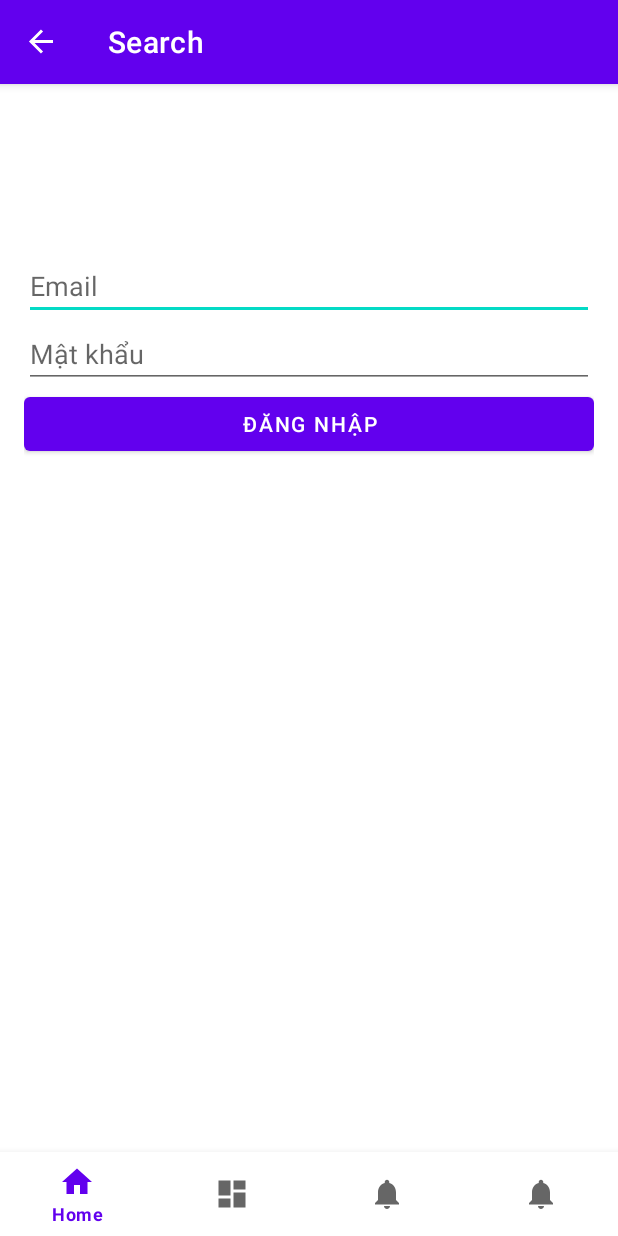
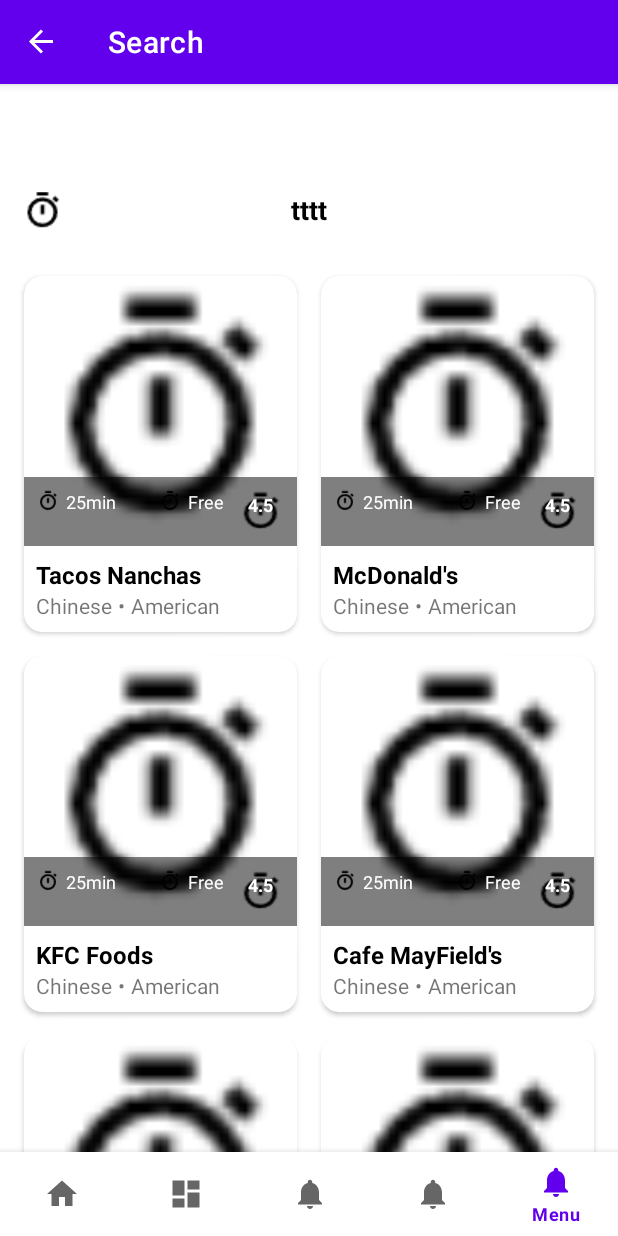
Before and after one commit to TranleLong/food_app, an Android app: the screen it shows after launch (MainActivity), on a phone screen of 412 x 824 dp. Run offline under Robolectric (Android 15) with nearby library versions, the phone set to English and light mode, and no system bars; our stand-ins replace navigation-ui.

Commit message:
pushhomnay123

```diff
--- a/app/build.gradle.kts
+++ b/app/build.gradle.kts
@@ -46,4 +46,7 @@ dependencies {
     testImplementation(libs.junit)
     androidTestImplementation(libs.ext.junit)
     androidTestImplementation(libs.espresso.core)
+    implementation ("androidx.recyclerview:recyclerview:1.2.1")
+    implementation ("androidx.cardview:cardview:1.0.0")
+    implementation ("com.google.android.material:material:1.4.0")
 }
--- /dev/null
+++ b/app/src/main/java/due/giuaky/food_app/RestaurantListFragment.java
@@ -0,0 +1,71 @@
+package due.giuaky.food_app;
+
+import android.os.Bundle;
+import android.view.LayoutInflater;
+import android.view.View;
+import android.view.ViewGroup;
+import android.widget.Toast;
+
+import androidx.annotation.NonNull;
+import androidx.annotation.Nullable;
+import androidx.fragment.app.Fragment;
+import androidx.recyclerview.widget.GridLayoutManager;
+import androidx.recyclerview.widget.RecyclerView;
+import due.giuaky.food_app.R;
+import due.giuaky.food_app.adapters.RestaurantAdapter;
+import com.example.delingon.model.Restaurant;
+
+import java.util.ArrayList;
+import java.util.List;
+
+public class RestaurantListFragment extends Fragment implements RestaurantAdapter.OnItemClickListener {
+
+    private RecyclerView rvRestaurants;
+    private RestaurantAdapter adapter;
+    private List<Restaurant> restaurantList;
+
+    @Nullable
+    @Override
+    public View onCreateView(@NonNull LayoutInflater inflater, @Nullable ViewGroup container, @Nullable Bundle savedInstanceState) {
+        View view = inflater.inflate(R.layout.fragment_restaurant_list, container, false);
+
+        rvRestaurants = view.findViewById(R.id.rvRestaurants);
+
+        // Khởi tạo danh sách nhà hàng
+        initRestaurantData();
+
+        // Thiết lập RecyclerView với GridLayoutManager 2 cột
+        GridLayoutManager layoutManager = new GridLayoutManager(getContext(), 2);
+        rvRestaurants.setLayoutManager(layoutManager);
+
+        // Thiết lập Adapter
+        adapter = new RestaurantAdapter(getContext(), restaurantList, this);
+        rvRestaurants.setAdapter(adapter);
+
+        return view;
+    }
+
+    private void initRestaurantData() {
+        restaurantList = new ArrayList<>();
+
+        // Thêm dữ liệu mẫu
+        restaurantList.add(new Restaurant("Tacos Nanchas", "Chinese", "American", "25min", "Free", 4.5f, R.drawable.watch));
+        restaurantList.add(new Restaurant("McDonald's", "Chinese", "American", "25min", "Free", 4.5f, R.drawable.watch));
+        restaurantList.add(new Restaurant("KFC Foods", "Chinese", "American", "25min", "Free", 4.5f, R.drawable.watch));
+        restaurantList.add(new Restaurant("Cafe MayField's", "Chinese", "American", "25min", "Free", 4.5f, R.drawable.watch));
+        restaurantList.add(new Restaurant("Burger King", "Chinese", "American", "25min", "Free", 4.5f, R.drawable.watch));
+        restaurantList.add(new Restaurant("Coffee House", "Chinese", "American", "25min", "Free", 4.5f, R.drawable.watch));
+        restaurantList.add(new Restaurant("Tacos Nanchas", "Chinese", "American", "25min", "Free", 4.5f, R.drawable.watch));
+        restaurantList.add(new Restaurant("McDonald's", "Chinese", "American", "25min", "Free", 4.5f, R.drawable.watch));
+        restaurantList.add(new Restaurant("KFC Foods", "Chinese", "American", "25min", "Free", 4.5f, R.drawable.watch));
+        restaurantList.add(new Restaurant("Cafe MayField's", "Chinese", "American", "25min", "Free", 4.5f, R.drawable.watch));
+        restaurantList.add(new Restaurant("Burger King", "Chinese", "American", "25min", "Free", 4.5f, R.drawable.watch));
+        restaurantList.add(new Restaurant("Coffee House", "Chinese", "American", "25min", "Free", 4.5f, R.drawable.watch));
+    }
+
+    @Override
+    public void onItemClick(Restaurant restaurant, int position) {
+        // Xử lý khi người dùng nhấn vào nhà hàng
+        Toast.makeText(getContext(), "Đã chọn: " + restaurant.getName(), Toast.LENGTH_SHORT).show();
+    }
+}
--- /dev/null
+++ b/app/src/main/java/due/giuaky/food_app/adapters/RestaurantAdapter.java
@@ -0,0 +1,79 @@
+package due.giuaky.food_app.adapters;
+
+import android.content.Context;
+import android.view.LayoutInflater;
+import android.view.View;
+import android.view.ViewGroup;
+import android.widget.ImageView;
+import android.widget.TextView;
+import androidx.annotation.NonNull;
+import androidx.recyclerview.widget.RecyclerView;
+import com.example.delingon.model.Restaurant;
+
+import java.util.List;
+
+import due.giuaky.food_app.R;
+
+public class RestaurantAdapter extends RecyclerView.Adapter<RestaurantAdapter.RestaurantViewHolder> {
+
+    private Context context;
+    private List<Restaurant> restaurantList;
+    private OnItemClickListener listener;
+
+    public interface OnItemClickListener {
+        void onItemClick(Restaurant restaurant, int position);
+    }
+
+    public RestaurantAdapter(Context context, List<Restaurant> restaurantList, OnItemClickListener listener) {
+        this.context = context;
+        this.restaurantList = restaurantList;
+        this.listener = listener;
+    }
+
+    @NonNull
+    @Override
+    public RestaurantViewHolder onCreateViewHolder(@NonNull ViewGroup parent, int viewType) {
+        View view = LayoutInflater.from(context).inflate(R.layout.item_restaurant, parent, false);
+        return new RestaurantViewHolder(view);
+    }
+
+    @Override
+    public void onBindViewHolder(@NonNull RestaurantViewHolder holder, int position) {
+        Restaurant restaurant = restaurantList.get(position);
+
+        holder.tvRestaurantName.setText(restaurant.getName());
+        holder.tvCuisineType1.setText(restaurant.getCuisineType1());
+        holder.tvCuisineType2.setText(restaurant.getCuisineType2());
+        holder.tvDeliveryTime.setText(restaurant.getDeliveryTime());
+        holder.tvPrice.setText(restaurant.getPrice());
+        holder.tvRating.setText(String.valueOf(restaurant.getRating()));
+        holder.ivRestaurantImage.setImageResource(restaurant.getImageResourceId());
+
+        holder.itemView.setOnClickListener(v -> {
+            if (listener != null) {
+                listener.onItemClick(restaurant, position);
+            }
+        });
+    }
+
+    @Override
+    public int getItemCount() {
+        return restaurantList.size();
+    }
+
+    public static class RestaurantViewHolder extends RecyclerView.ViewHolder {
+        ImageView ivRestaurantImage;
+        TextView tvRestaurantName, tvCuisineType1, tvCuisineType2, tvDeliveryTime, tvPrice, tvRating;
+
+        public RestaurantViewHolder(@NonNull View itemView) {
+            super(itemView);
+            ivRestaurantImage = itemView.findViewById(R.id.ivRestaurantImage);
+            tvRestaurantName = itemView.findViewById(R.id.tvRestaurantName);
+            tvCuisineType1 = itemView.findViewById(R.id.tvCuisineType1);
+            tvCuisineType2 = itemView.findViewById(R.id.tvCuisineType2);
+            tvDeliveryTime = itemView.findViewById(R.id.tvDeliveryTime);
+            tvPrice = itemView.findViewById(R.id.tvPrice);
+            tvRating = itemView.findViewById(R.id.tvRating);
+        }
+    }
+}
--- /dev/null
+++ b/app/src/main/java/due/giuaky/food_app/models/Restaurant.java
@@ -0,0 +1,50 @@
+package com.example.delingon.model;
+
+public class Restaurant {
+    private String name;
+    private String cuisineType1;
+    private String cuisineType2;
+    private String deliveryTime;
+    private String price;
+    private float rating;
+    private int imageResourceId;
+
+    public Restaurant(String name, String cuisineType1, String cuisineType2,
+                      String deliveryTime, String price, float rating, int imageResourceId) {
+        this.name = name;
+        this.cuisineType1 = cuisineType1;
+        this.cuisineType2 = cuisineType2;
+        this.deliveryTime = deliveryTime;
+        this.price = price;
+        this.rating = rating;
+        this.imageResourceId = imageResourceId;
+    }
+
+    public String getName() {
+        return name;
+    }
+
+    public String getCuisineType1() {
+        return cuisineType1;
+    }
+
+    public String getCuisineType2() {
+        return cuisineType2;
+    }
+
+    public String getDeliveryTime() {
+        return deliveryTime;
+    }
+
+    public String getPrice() {
+        return price;
+    }
+
+    public float getRating() {
+        return rating;
+    }
+
+    public int getImageResourceId() {
+        return imageResourceId;
+    }
+}
--- /dev/null
+++ b/app/src/main/res/layout/fragment_restaurant_list.xml
@@ -0,0 +1,50 @@
+<?xml version="1.0" encoding="utf-8"?>
+<androidx.constraintlayout.widget.ConstraintLayout xmlns:android="http://schemas.android.com/apk/res/android"
+    xmlns:app="http://schemas.android.com/apk/res-auto"
+    xmlns:tools="http://schemas.android.com/tools"
+    android:layout_width="match_parent"
+    android:layout_height="match_parent"
+    android:background="@color/white">
+
+    <androidx.appcompat.widget.Toolbar
+        android:id="@+id/toolbar"
+        android:layout_width="match_parent"
+        android:layout_height="?attr/actionBarSize"
+        app:layout_constraintTop_toTopOf="parent">
+
+        <ImageButton
+            android:id="@+id/btnBack"
+            android:layout_width="24dp"
+            android:layout_height="24dp"
+            android:background="?attr/selectableItemBackgroundBorderless"
+            android:src="@drawable/watch"
+            android:contentDescription="tramzh" />
+
+        <TextView
+            android:layout_width="wrap_content"
+            android:layout_height="wrap_content"
+            android:layout_gravity="center"
+            android:text="tttt"
+            android:textColor="@color/black"
+            android:textSize="18sp"
+            android:textStyle="bold" />
+    </androidx.appcompat.widget.Toolbar>
+
+    <androidx.recyclerview.widget.RecyclerView
+        android:id="@+id/rvRestaurants"
+        android:layout_width="match_parent"
+        android:layout_height="0dp"
+        android:clipToPadding="false"
+        android:padding="8dp"
+        app:layout_constraintBottom_toTopOf="@+id/bottomNavigation"
+        app:layout_constraintTop_toBottomOf="@+id/toolbar" />
+
+    <com.google.android.material.bottomnavigation.BottomNavigationView
+        android:id="@+id/bottomNavigation"
+        android:layout_width="match_parent"
+        android:layout_height="56dp"
+        android:background="@color/white"
+        app:layout_constraintBottom_toBottomOf="parent"
+        app:menu="@menu/bottom_nav_menu" />
+
+</androidx.constraintlayout.widget.ConstraintLayout>
--- /dev/null
+++ b/app/src/main/res/layout/item_restaurant.xml
@@ -0,0 +1,138 @@
+<?xml version="1.0" encoding="utf-8"?>
+<androidx.cardview.widget.CardView xmlns:android="http://schemas.android.com/apk/res/android"
+    xmlns:app="http://schemas.android.com/apk/res-auto"
+    xmlns:tools="http://schemas.android.com/tools"
+    android:layout_width="match_parent"
+    android:layout_height="wrap_content"
+    android:layout_margin="8dp"
+    app:cardCornerRadius="12dp"
+    app:cardElevation="2dp">
+
+    <LinearLayout
+        android:layout_width="match_parent"
+        android:layout_height="wrap_content"
+        android:orientation="vertical">
+
+        <!-- Restaurant Image -->
+        <FrameLayout
+            android:layout_width="match_parent"
+            android:layout_height="180dp">
+
+            <ImageView
+                android:id="@+id/ivRestaurantImage"
+                android:layout_width="match_parent"
+                android:layout_height="match_parent"
+                android:scaleType="centerCrop"
+                android:contentDescription="abc" />
+
+            <LinearLayout
+                android:layout_width="match_parent"
+                android:layout_height="wrap_content"
+                android:layout_gravity="bottom"
+                android:background="#80000000"
+                android:orientation="horizontal"
+                android:padding="8dp">
+
+                <LinearLayout
+                    android:layout_width="0dp"
+                    android:layout_height="wrap_content"
+                    android:layout_weight="1"
+                    android:orientation="horizontal">
+
+                    <ImageView
+                        android:layout_width="16dp"
+                        android:layout_height="16dp"
+                        android:src="@drawable/watch"
+                        android:contentDescription="abx" />
+
+                    <TextView
+                        android:id="@+id/tvDeliveryTime"
+                        android:layout_width="wrap_content"
+                        android:layout_height="wrap_content"
+                        android:layout_marginStart="4dp"
+                        android:text="25min"
+                        android:textColor="@color/white"
+                        android:textSize="12sp" />
+                </LinearLayout>
+
+                <LinearLayout
+                    android:layout_width="wrap_content"
+                    android:layout_height="wrap_content"
+                    android:orientation="horizontal">
+
+                    <ImageView
+                        android:layout_width="16dp"
+                        android:layout_height="16dp"
+                        android:src="@drawable/watch"
+                        android:contentDescription="100" />
+
+                    <TextView
+                        android:id="@+id/tvPrice"
+                        android:layout_width="wrap_content"
+                        android:layout_height="wrap_content"
+                        android:layout_marginStart="4dp"
+                        android:text="Free"
+                        android:textColor="@color/white"
+                        android:textSize="12sp" />
+                </LinearLayout>
+
+                <TextView
+                    android:id="@+id/tvRating"
+                    android:layout_width="wrap_content"
+                    android:layout_height="wrap_content"
+                    android:layout_marginStart="8dp"
+                    android:background="@drawable/watch"
+                    android:paddingHorizontal="8dp"
+                    android:paddingVertical="2dp"
+                    android:text="4.5"
+                    android:textColor="@color/white"
+                    android:textSize="12sp"
+                    android:textStyle="bold" />
+            </LinearLayout>
+        </FrameLayout>
+
+        <!-- Restaurant Info -->
+        <LinearLayout
+            android:layout_width="match_parent"
+            android:layout_height="wrap_content"
+            android:orientation="vertical"
+            android:padding="8dp">
+
+            <TextView
+                android:id="@+id/tvRestaurantName"
+                android:layout_width="match_parent"
+                android:layout_height="wrap_content"
+                android:text="Restaurant Name"
+                android:textColor="@color/black"
+                android:textSize="16sp"
+                android:textStyle="bold" />
+
+            <LinearLayout
+                android:layout_width="match_parent"
+                android:layout_height="wrap_content"
+                android:orientation="horizontal">
+
+                <TextView
+                    android:id="@+id/tvCuisineType1"
+                    android:layout_width="wrap_content"
+                    android:layout_height="wrap_content"
+                    android:text="Chinese"
+                    android:textSize="14sp" />
+
+                <TextView
+                    android:layout_width="wrap_content"
+                    android:layout_height="wrap_content"
+                    android:layout_marginHorizontal="4dp"
+                    android:text="•"
+                    android:textSize="14sp" />
+
+                <TextView
+                    android:id="@+id/tvCuisineType2"
+                    android:layout_width="wrap_content"
+                    android:layout_height="wrap_content"
+                    android:text="American"
+                    android:textSize="14sp" />
+            </LinearLayout>
+        </LinearLayout>
+    </LinearLayout>
+</androidx.cardview.widget.CardView>
--- a/app/src/main/res/menu/bottom_nav_menu.xml
+++ b/app/src/main/res/menu/bottom_nav_menu.xml
@@ -19,5 +19,9 @@
         android:id="@+id/navigation_search"
         android:icon="@drawable/ic_notifications_black_24dp"
         android:title="Search" />
+    <item
+        android:id="@+id/view"
+        android:icon="@drawable/ic_notifications_black_24dp"
+        android:title="Menu" />
 
 </menu>
--- a/app/src/main/res/navigation/mobile_navigation.xml
+++ b/app/src/main/res/navigation/mobile_navigation.xml
@@ -3,7 +3,7 @@
     xmlns:app="http://schemas.android.com/apk/res-auto"
     xmlns:tools="http://schemas.android.com/tools"
     android:id="@+id/mobile_navigation"
-    app:startDestination="@+id/login_fragment">
+    app:startDestination="@+id/view">
 
     <fragment
         android:id="@+id/navigation_home"
@@ -37,4 +37,10 @@
             android:id="@+id/action_login_fragment_to_navigation_home"
             app:destination="@id/navigation_home" />
     </fragment>
+
+    <fragment
+        android:id="@+id/view"
+        android:name="due.giuaky.food_app.RestaurantListFragment"
+        android:label="Search"
+        tools:layout="@layout/fragment_restaurant_list" />
 </navigation>
```
Also changed, not shown: app/src/main/res/drawable/watch.png (added).
